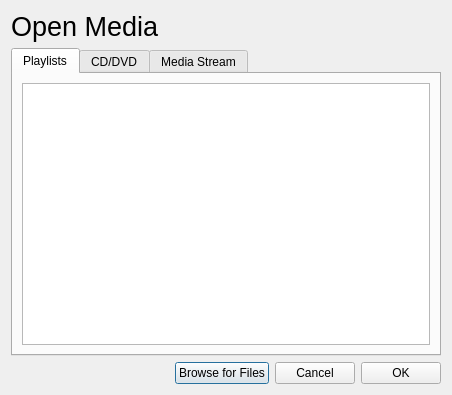
First picture: the form in openmedia.ui, repository kaylinDevelopment/themedia, before the edit.
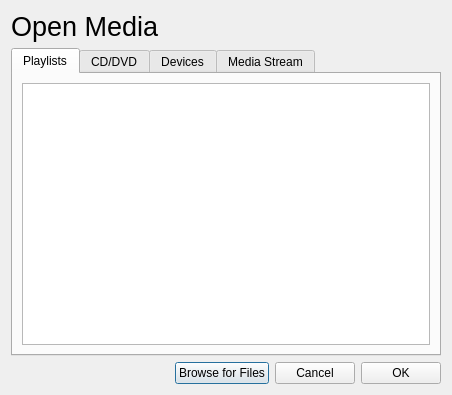
Second picture: the form after the edit. Icons and pictures are not drawn.

```diff
--- a/openmedia.ui
+++ b/openmedia.ui
@@ -105,6 +105,11 @@
        </item>
       </layout>
      </widget>
+     <widget class="QWidget" name="tab_4">
+      <attribute name="title">
+       <string>Devices</string>
+      </attribute>
+     </widget>
      <widget class="QWidget" name="tab_2">
       <attribute name="title">
        <string>Media Stream</string>
```
Left out of the diff: 3 changed lines with no effect on the pictures.
